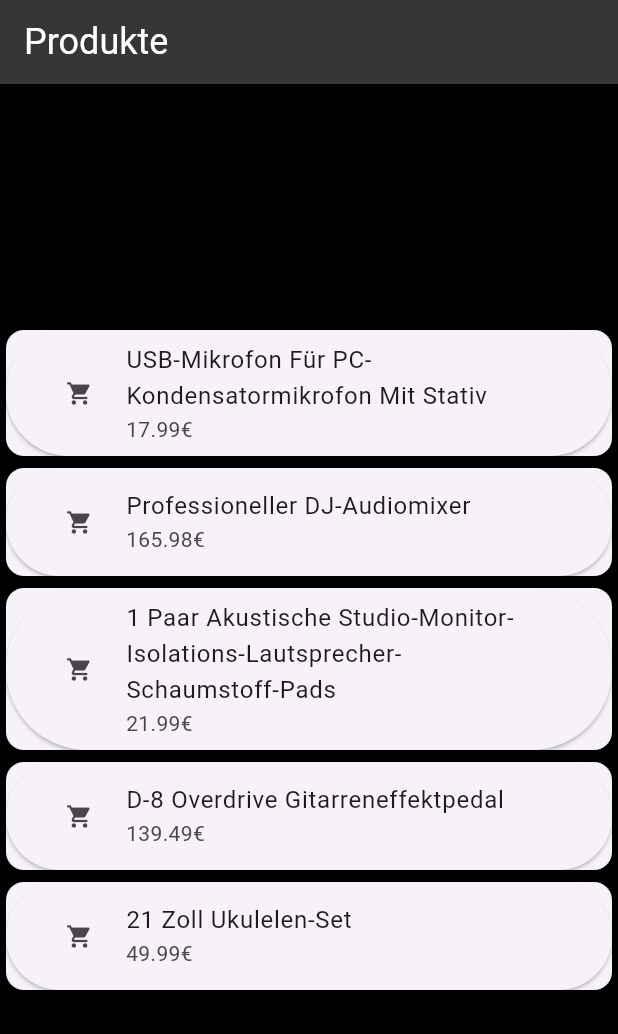
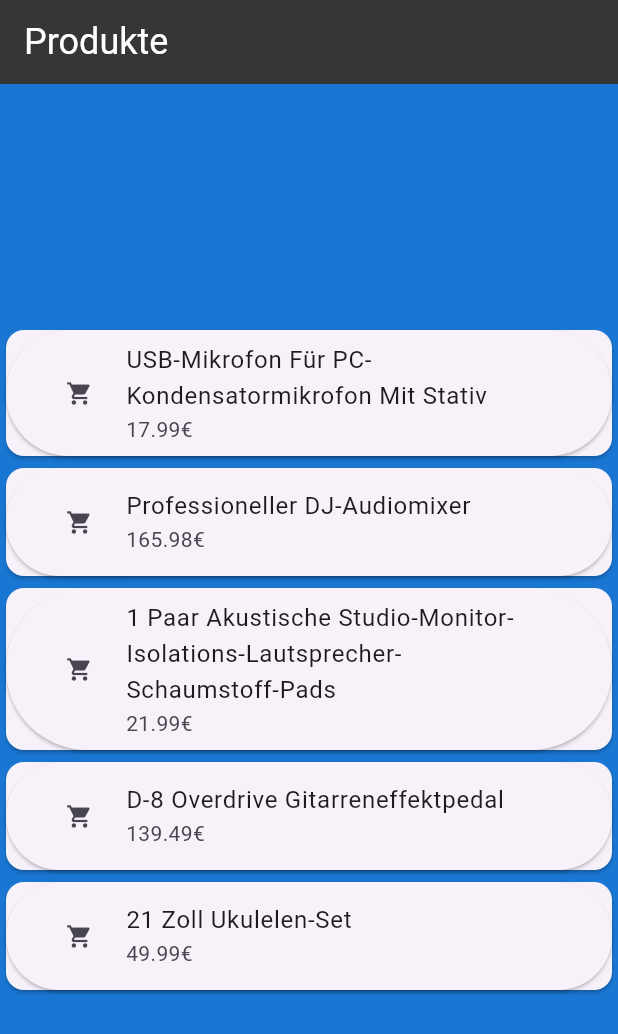
Before and after one commit to zappel01/SHOP, a Flutter app: the screen it shows after launch, on a phone screen of 412 x 824 dp. Shown: the top 1034 px of the screen. Run offline on Flutter 3.47's test engine with Material 3 defaults, Android fonts, the phone set to English and light mode, and no system bars.

Commit message:
background geändert

```diff
--- a/lib/main.dart
+++ b/lib/main.dart
@@ -13,7 +13,7 @@ class MainApp extends StatelessWidget {
   Widget build(BuildContext context) {
     return MaterialApp(
       home: Scaffold(
-        backgroundColor: Colors.black,
+        backgroundColor: Colors.blue[700],
         appBar: AppBar(
           centerTitle: false,
           titleTextStyle: const TextStyle(
```
